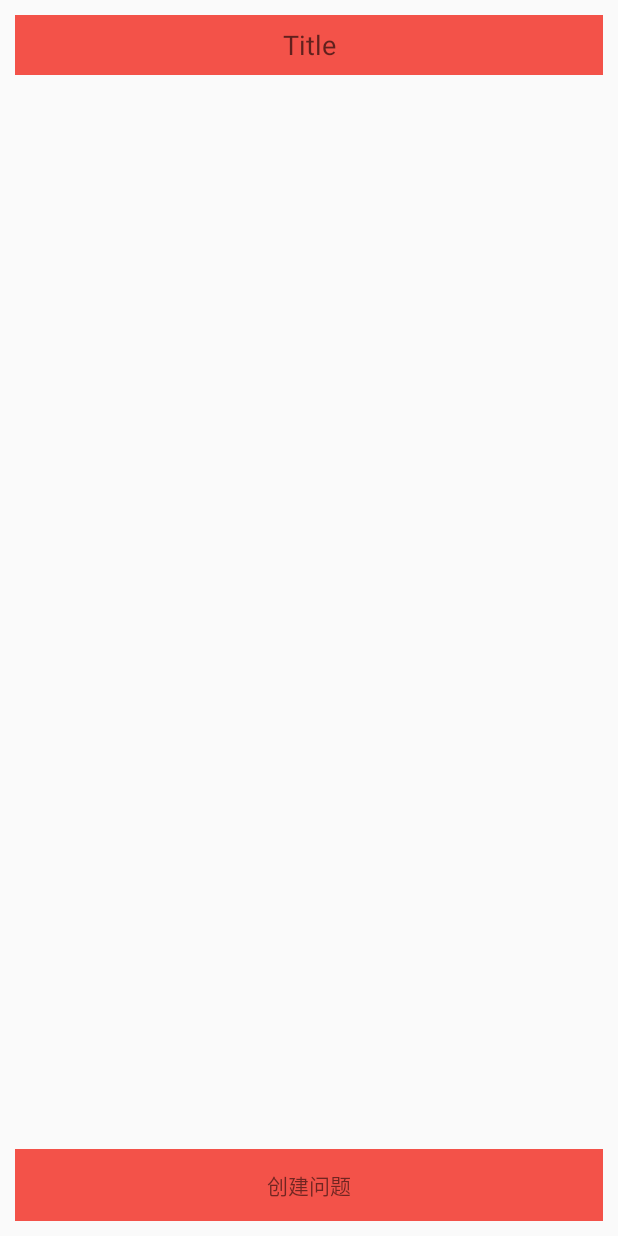
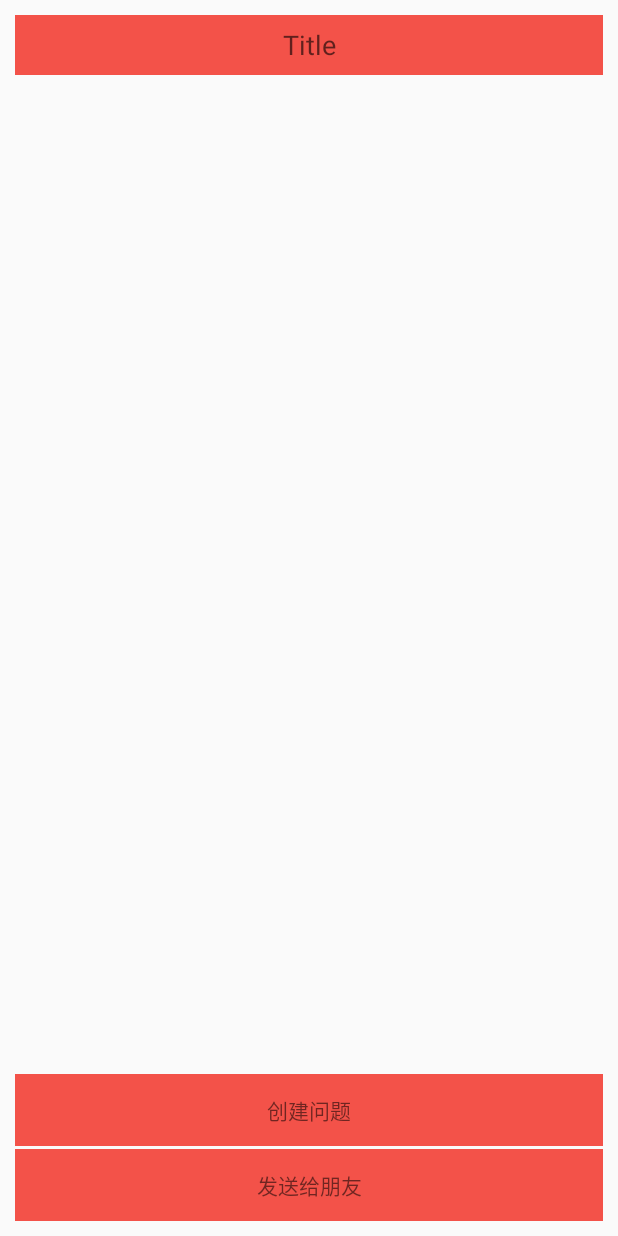
Before and after one commit to yiyanwannian/Elaven, an Android app: the CreatResearchActivity screen opened directly, with no data from a screen before it, on a phone screen of 412 x 824 dp. Run offline under Robolectric (Android 15) with nearby library versions, the phone set to English and light mode, and no system bars.

Commit message:
fix save file issue

```diff
--- a/app/src/main/AndroidManifest.xml
+++ b/app/src/main/AndroidManifest.xml
@@ -23,6 +23,7 @@
         <activity android:name=".activity.CreatQuestionActivity"></activity>
     </application>
 
+    <uses-permission android:name="android.permission.READ_EXTERNAL_STORAGE"/>
     <uses-permission android:name="android.permission.WRITE_EXTERNAL_STORAGE"/>
     <uses-permission android:name="android.permission.INTERNET"/>
 </manifest>
--- a/app/src/main/java/com/example/helloketty/activity/RegisterActivity.java
+++ b/app/src/main/java/com/example/helloketty/activity/RegisterActivity.java
@@ -123,7 +123,7 @@ public class RegisterActivity extends Activity {
         elaven_user.setEmail(register_email.getText().toString());
         elaven_user.setRegion(register_region.getText().toString());
 
-        //FileUtil.saveFile(elaven_user.toString(), Utils.userinfo_file_name);
+        FileUtil.saveFile(elaven_user.toString(), Utils.userinfo_file_name);
     }
 
 
--- a/app/src/main/res/layout/activity_create_research.xml
+++ b/app/src/main/res/layout/activity_create_research.xml
@@ -32,7 +32,16 @@
         style="@style/_but_bottom"
         android:background="@color/_orange7"
         android:textSize="@dimen/text_14"
-        android:layout_margin="10dp"
+        android:layout_marginBottom="60dp"
         android:text="@string/new_question"
         android:layout_alignParentBottom="true"></TextView>
+
+    <TextView
+        android:id="@+id/txt_creatItem2"
+        style="@style/_but_bottom"
+        android:background="@color/_orange7"
+        android:textSize="@dimen/text_14"
+        android:layout_marginBottom="10dp"
+        android:text="@string/sen_qrsearch"
+        android:layout_alignParentBottom="true"></TextView>
 </RelativeLayout>
--- a/app/src/main/res/values/strings.xml
+++ b/app/src/main/res/values/strings.xml
@@ -5,6 +5,7 @@
     <string name="C">C</string>
     <string name="D">D</string>
     <string name="new_question">创建问题</string>
+    <string name="sen_qrsearch">发送给朋友</string>
     <string name="new_questionTitle">Title</string>
     <string name="new_question_title">Title</string>
     <string name="new_item_questionTitle">Title</string>
```
